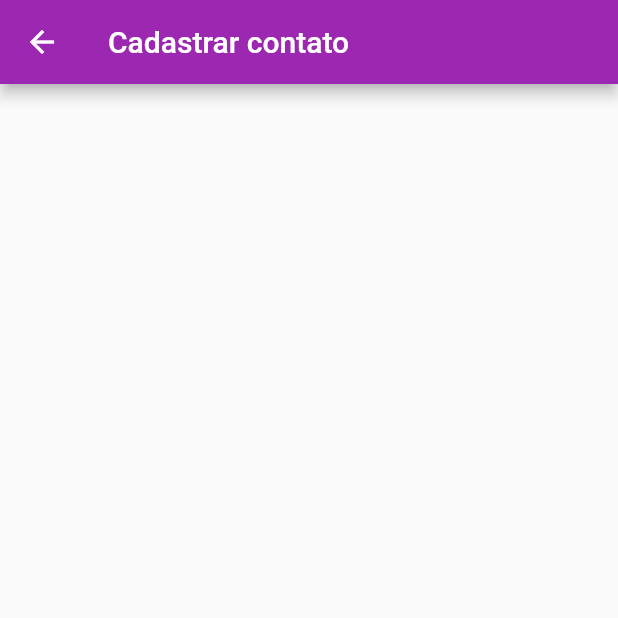
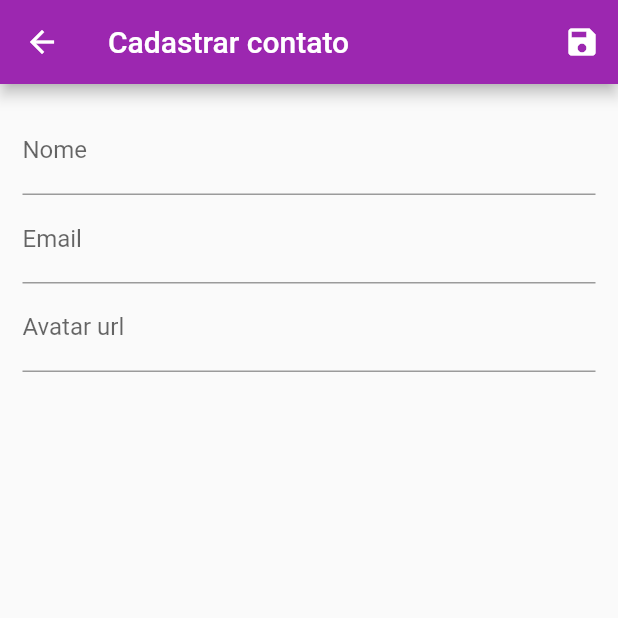
Before and after one commit to RodrigoLima96/contact-book, a Flutter app: the screen it shows after launch, after a tap on the "add" icon, on a phone screen of 412 x 824 dp, the top half of it. Run offline on Flutter 3.47's test engine with Material 2 defaults, Android fonts, the phone set to English and light mode, and no system bars; network calls fail.

Commit message:
user-form

```diff
--- a/lib/components/user_tile.dart
+++ b/lib/components/user_tile.dart
@@ -1,4 +1,5 @@
 import 'package:contatos/models/user.dart';
+import 'package:contatos/routes/app_routes.dart';
 import 'package:flutter/material.dart';
 
 class UserTile extends StatelessWidget {
@@ -7,10 +8,11 @@ class UserTile extends StatelessWidget {
 
   @override
   Widget build(BuildContext context) {
+    final avatar = user.avatarUrl.isEmpty
+        ? const CircleAvatar(child: Icon(Icons.person))
+        : CircleAvatar(backgroundImage: NetworkImage(user.avatarUrl));
     return ListTile(
-      leading: CircleAvatar(
-        backgroundImage: NetworkImage(user.avatarUrl),
-      ),
+      leading: avatar,
       title: Text(user.name),
       subtitle: Text(user.email),
       trailing: SizedBox(
@@ -18,7 +20,12 @@ class UserTile extends StatelessWidget {
         child: Row(
           children: [
             IconButton(
-              onPressed: () {},
+              onPressed: () {
+                Navigator.of(context).pushNamed(
+                  AppRoutes.USER_FORM,
+                  arguments: user,
+                );
+              },
               color: Colors.purple[200],
               icon: const Icon(Icons.edit),
             ),
--- a/lib/views/user_form.dart
+++ b/lib/views/user_form.dart
@@ -1,13 +1,68 @@
 import 'package:flutter/material.dart';
 
-class UserForm extends StatelessWidget {
+class UserForm extends StatefulWidget {
   const UserForm({Key? key}) : super(key: key);
 
   @override
+  State<UserForm> createState() => _UserFormState();
+}
+
+class _UserFormState extends State<UserForm> {
+  final _form = GlobalKey<FormState>();
+  @override
   Widget build(BuildContext context) {
     return Scaffold(
-        appBar: AppBar(
-      title: const Text('Cadastrar contato'),
-    ));
+      appBar: AppBar(
+        title: const Text('Cadastrar contato'),
+        actions: [
+          IconButton(
+            icon: const Icon(Icons.save),
+            onPressed: () {},
+          )
+        ],
+      ),
+      body: Form(
+        child: Padding(
+          padding: const EdgeInsets.all(15),
+          child: Column(
+            children: [
+              TextFormField(
+                initialValue: '',
+                decoration: const InputDecoration(
+                  labelText: 'Nome',
+                ),
+                validator: (value) {
+                  if (value == null || value.trim().isEmpty) {
+                    return 'Digite um nome';
+                  } else if (value.trim().length < 3) {
+                    return 'Nome deve conter mais de 3 caracteres';
+                  }
+                },
+                onSaved: (value) {},
+              ),
+              TextFormField(
+                initialValue: '',
+                decoration: const InputDecoration(
+                  labelText: 'Email',
+                ),
+                validator: (value) {
+                  if (value == null || value.trim().isEmpty) {
+                    return 'Digite um email';
+                  } else if (!value.contains('@')) {
+                    return 'Email inválido';
+                  }
+                },
+                onSaved: (value) {},
+              ),
+              TextFormField(
+                initialValue: '',
+                decoration: const InputDecoration(labelText: 'Avatar url'),
+                onSaved: (value) {},
+              )
+            ],
+          ),
+        ),
+      ),
+    );
   }
 }
```
